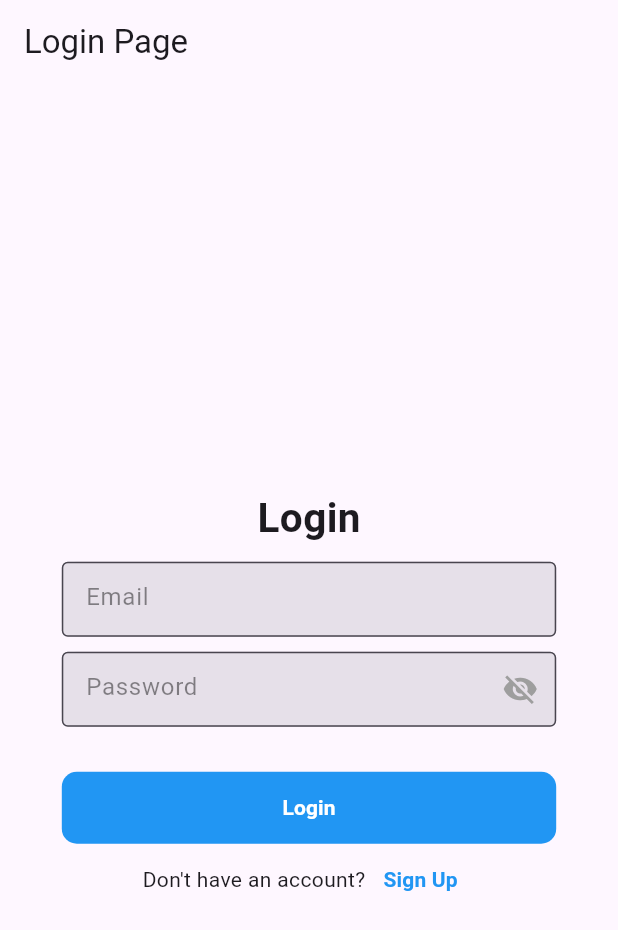
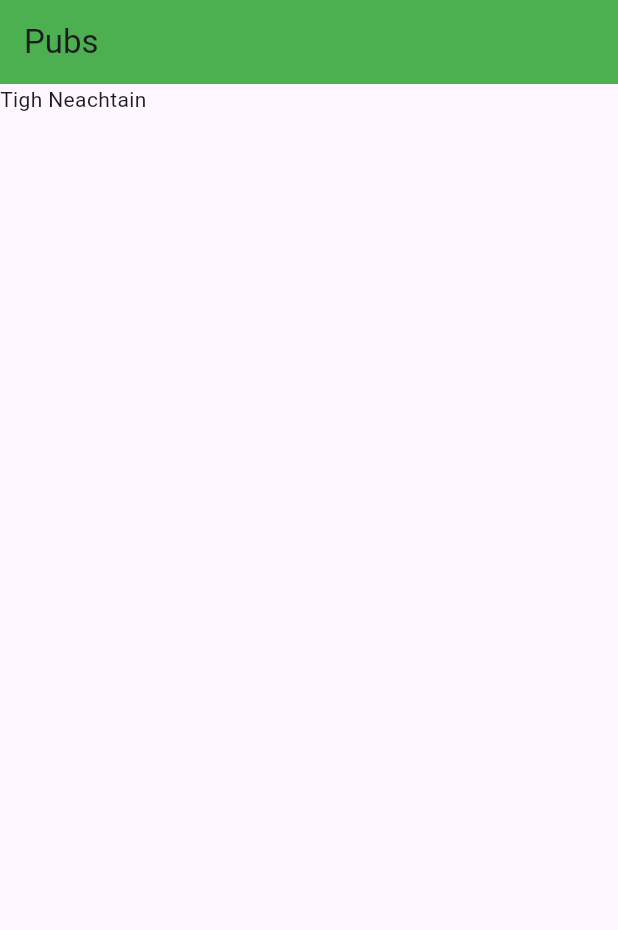
Before and after one commit to DaraLenaghan-1/Pub-Wiser, a Flutter app: the screen it shows after launch, on a phone screen of 412 x 824 dp. Shown: the top 930 px of the screen. Run offline on Flutter 3.47's test engine with Material 2 defaults, Android fonts, the phone set to English and light mode, and no system bars; our stand-ins replace firebase_auth, firebase_core, fluttertoast, font_awesome_flutter, google_fonts, google_sign_in; accounts and stored records are empty.

Commit message:
Set up categories + pub pages with sample pub data

```diff
--- /dev/null
+++ b/lib/features/app/pages/pubs_page.dart
@@ -0,0 +1,71 @@
+import 'package:first_app/models/pub.dart';
+import 'package:flutter/material.dart';
+
+class PubsPage extends StatelessWidget {
+  const PubsPage({super.key, required this.title, required this.pubs});
+
+  final String title;
+  final List<Pub> pubs;
+
+  @override
+  Widget build(BuildContext context) {
+    Widget content = Center(
+        child: Column(
+      mainAxisSize: MainAxisSize.min,
+      children: [
+        Text(
+          'No pubs found',
+          style: Theme.of(context)
+              .textTheme
+              .headlineLarge!
+              .copyWith(color: Theme.of(context).colorScheme.onBackground),
+        ),
+        const SizedBox(
+          height: 16.0,
+        ),
+        Text(
+          'Try selecting a different category',
+          style: Theme.of(context)
+              .textTheme
+              .bodyLarge!
+              .copyWith(color: Theme.of(context).colorScheme.onBackground),
+        ),
+      ],
+    ));
+
+    if (pubs.isNotEmpty) {
+      content = ListView.builder(
+        itemCount: pubs.length,
+        itemBuilder: (ctx, index) => Text(
+          pubs[index].title,
+        ),
+      );
+    }
+
+    return Scaffold(
+      appBar: AppBar(
+        title: Text(title),
+        backgroundColor: Colors.green,
+      ),
+      body: content,
+    );
+  }
+}
+
+      /*ListView.builder(
+          //itemCount: pubs.length,
+          itemBuilder: (ctx, index) => Text(
+                pubs[index].title,
+                //style: Theme.of(context).textTheme.titleLarge,
+              )
+          /*{
+          return ListTile(
+            title: Text(pubs[index].title),
+            subtitle: Text(pubs[index].categories.join(', ')),
+            leading: Image.network(pubs[index].imageUrl),
+          );
+        },*/
+          ),
+    );
+  }
+}*/
--- a/lib/features/user_auth/firebase_auth_implementation/firebase_auth_services.dart
+++ b/lib/features/user_auth/firebase_auth_implementation/firebase_auth_services.dart
@@ -36,4 +36,8 @@ class FirebaseAuthService {
 
     return null;
   }
+
+  Future<UserCredential> signInWithCredential(AuthCredential credential) async {
+    return await _auth.signInWithCredential(credential);
+  }
 }
--- a/lib/main.dart
+++ b/lib/main.dart
@@ -1,10 +1,23 @@
 import 'package:firebase_core/firebase_core.dart';
+import 'package:first_app/data/pub_data.dart';
 import 'package:first_app/features/app/splash_screen/splash_screen.dart';
 import 'package:first_app/features/user_auth/presentation/pages/login_page.dart';
 import 'package:flutter/foundation.dart';
 import 'package:flutter/material.dart';
 import 'package:first_app/features/user_auth/presentation/pages/home_page.dart';
+import 'package:first_app/features/app/pages/categories.dart';
+import 'package:google_fonts/google_fonts.dart';
+import 'package:first_app/features/app/pages/pubs_page.dart';
 
+final theme = ThemeData(
+  useMaterial3: true,
+  colorScheme: ColorScheme.fromSeed(
+    brightness: Brightness.light,
+    seedColor: const Color.fromARGB(255, 131, 57, 0),
+  ),
+  textTheme: GoogleFonts.latoTextTheme(),
+
+);
 Future main() async {
   WidgetsFlutterBinding.ensureInitialized();
   if (kIsWeb) {
@@ -29,12 +42,15 @@ class MyApp extends StatelessWidget {
       debugShowCheckedModeBanner: false,
       title: 'Flutter First App',
       theme: ThemeData(useMaterial3: true),
-      home: const SplashScreen(
-        child: LoginPage(),
+      home: const PubsPage(
+        title: 'Pubs',
+        pubs: pubData,
+        //child: LoginPage(),
       ),
       routes: {
-        '/home': (context) => HomePage(),
-        '/login': (context) => LoginPage(),
+        '/home': (context) => const HomePage(),
+        '/login': (context) => const LoginPage(),
+        '/categories': (context) => const CategoriesScreen(),
       },
     );
   }
--- /dev/null
+++ b/lib/models/pub.dart
@@ -0,0 +1,67 @@
+enum Affordability {
+  affordable,
+  pricey,
+  luxurious,
+}
+
+enum Mood {
+  cosy,
+  modern,
+}
+
+class Pub {
+  // properties set through named parameters
+  const Pub({
+    required this.id,
+    required this.categories,
+    required this.title,
+    required this.imageUrl,
+    required this.affordability,
+    //required this.mood,
+    required this.isAccessible,
+    //required this.isTwentyOnes,
+    //required this.isRoofTop,
+    //required this.isBeerGarden,
+    //required this.isFoodServed,
+    //required this.isOldFashioned,
+    //required this.isCocktailBar,
+    required this.isLateNight,
+    //required this.isLiveMusic,
+    //required this.isSportsBar,
+    //required this.isStudentFriendly,
+    //required this.isDanceFloor,
+    //required this.isKaraoke,
+    //required this.isQuiz,
+    //required this.isComedy,
+    //required this.isOpenMic,
+    //required this.isBoardGames,
+    //required this.isDarts,
+    //required this.isPool,
+  });
+
+  final String id;
+  final List<String> categories;
+  final String title;
+  final String imageUrl;
+  final Affordability affordability;
+  //final Mood mood;
+  final bool isAccessible;
+  //final bool isTwentyOnes;
+  //final bool isRoofTop;
+  //final bool isBeerGarden;
+  //final bool isFoodServed;
+  //final bool isOldFashioned;
+  //final bool isCocktailBar;
+  final bool isLateNight;
+  //final bool isLiveMusic;
+  //final bool isSportsBar;
+  //final bool isStudentFriendly;
+  //final bool isDanceFloor;
+  //final bool isKaraoke;
+  //final bool isQuiz;
+  //final bool isComedy;
+  //final bool isOpenMic;
+  //final bool isBoardGames;
+  //final bool isDarts;
+  //final bool isPool;
+}
```
Also changed, not shown: lib/data/pub_data.dart (added, +71 -0 lines), lib/features/app/pages/categories.dart (added, +31 -0 lines), lib/features/app/widgets/category_grid_item.dart (added, +84 -0 lines), lib/features/user_auth/presentation/pages/home_page.dart (+27 -1 lines), lib/features/user_auth/presentation/pages/login_page.dart (+71 -0 lines), lib/models/category.dart (added, +13 -0 lines), pubspec.yaml (+7 -0 lines), pubspec.lock, 1 other file.
